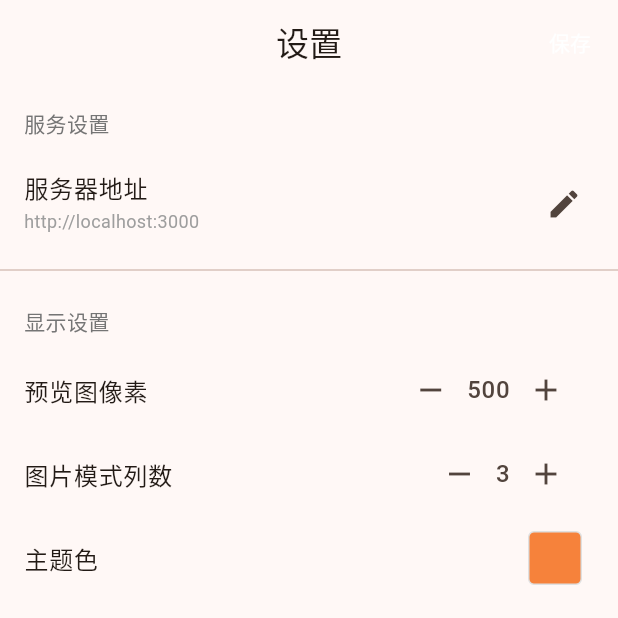
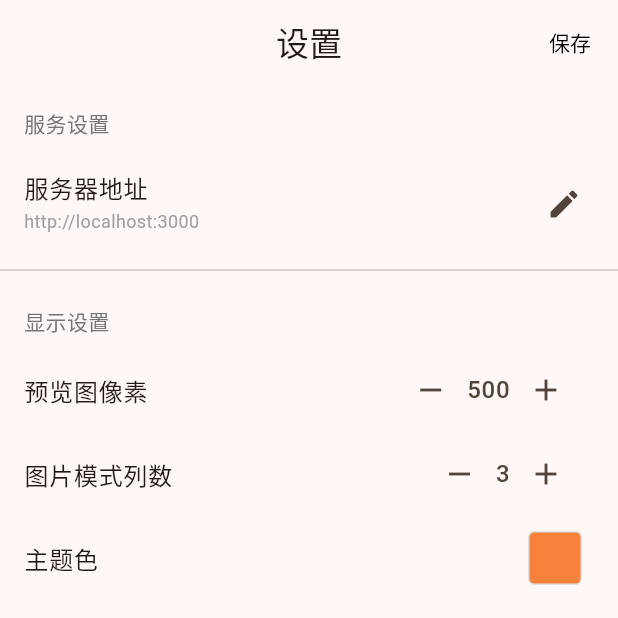
Before and after one commit to ZhengHaoF/file_server_flutter, a Flutter app: the SettingsPage screen opened by its route, on a phone screen of 412 x 824 dp, the top half of it. Run offline on Flutter 3.47's test engine with Material 3 defaults, Android fonts, the phone set to English and light mode, and no system bars; our stand-ins replace audioplayers, cached_network_image, chewie, dio, flutter_colorpicker, go_router and 3 more; accounts and stored records are empty; network calls fail.

Commit message:
chore: 保存本地工作区修改（保存按钮黑色文字 / 简化 AGENTS.md）

```diff
--- a/lib/pages/settings_page.dart
+++ b/lib/pages/settings_page.dart
@@ -180,7 +180,7 @@ class _SettingsPageState extends State<SettingsPage> {
         actions: [
           TextButton(
             onPressed: _saveSettings,
-            child: const Text('保存', style: TextStyle(color: Colors.white)),
+            child: const Text('保存', style: TextStyle(color: Colors.black)),
           ),
         ],
       ),
```
Also changed, not shown: 1 other file.
